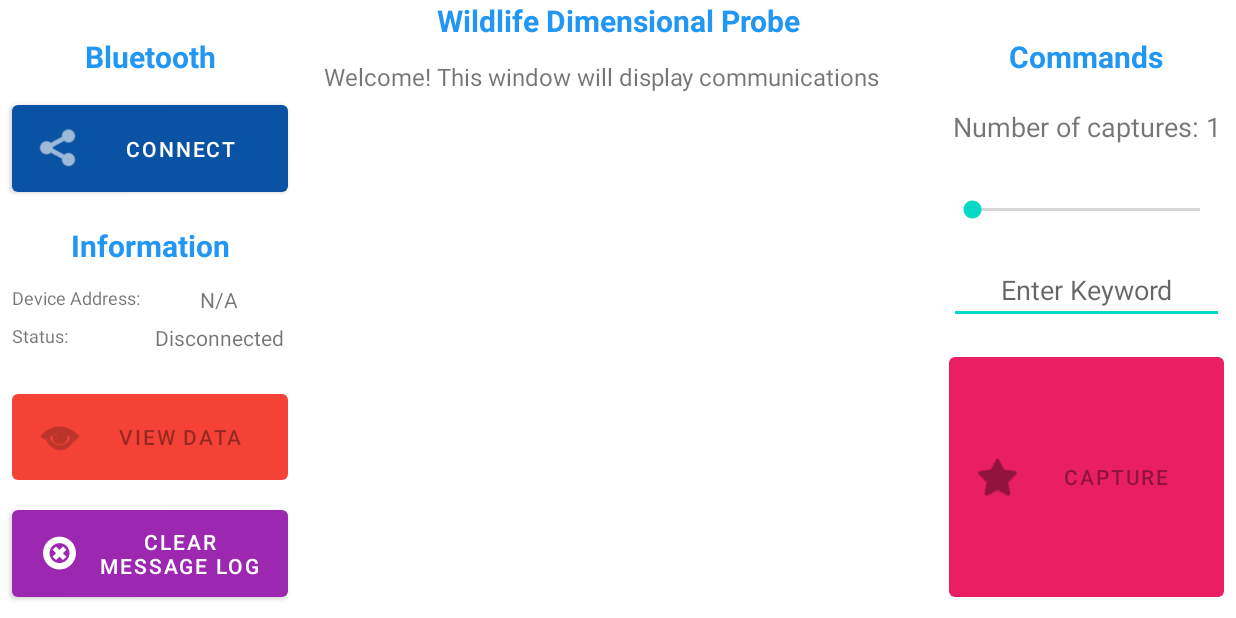
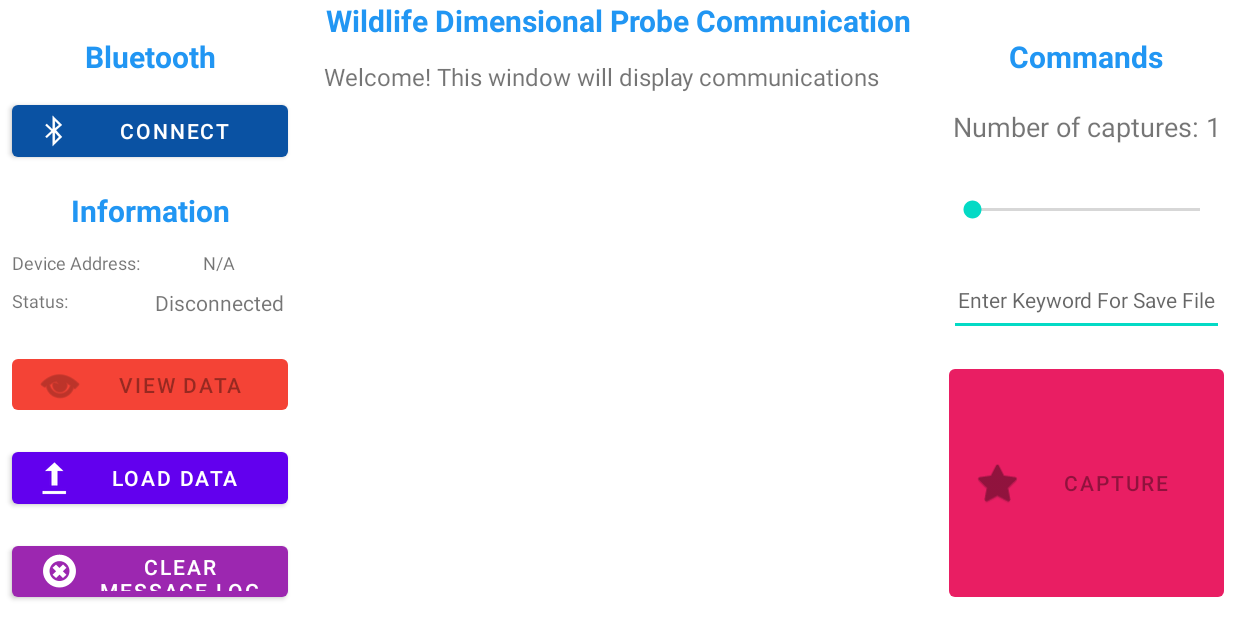
Before and after one commit to gageisokV2/Wildlife-Dimensional-Probe-Android-Application, an Android app: the MainActivity screen opened directly, with no data from a screen before it, on a phone screen of 824 x 412 dp (held sideways). Run offline under Robolectric (Android 15) with nearby library versions, the phone set to English and light mode, and no system bars.

Commit message:
Added Load File Functionality

```diff
--- a/Wildlife-Imager/app/src/main/AndroidManifest.xml
+++ b/Wildlife-Imager/app/src/main/AndroidManifest.xml
@@ -18,6 +18,7 @@
         android:name="android.permission.BLUETOOTH_SCAN"
         android:usesPermissionFlags="neverForLocation"
         tools:targetApi="s" />
+    <uses-permission android:name="android.permission.READ_EXTERNAL_STORAGE" />
     <uses-permission android:name="android.permission.BLUETOOTH_CONNECT" />
     <uses-feature android:glEsVersion="0x00020000" android:required="true" />
     <!--    <uses-permission android:name="android.permission.INTERNET" />-->
--- a/Wildlife-Imager/app/src/main/java/com/example/wildlifeimager_ui_v1/ViewActivity.kt
+++ b/Wildlife-Imager/app/src/main/java/com/example/wildlifeimager_ui_v1/ViewActivity.kt
@@ -181,7 +181,7 @@ class MyGLRenderer(private val pointCloud: FloatArray) : GLSurfaceView.Renderer
             vertexBuffer
         )
         GLES20.glEnableVertexAttribArray(mPositionHandle)
-        Matrix.setLookAtM(viewMatrix, 0, 0f, 0f, -3f, 0f, 0f, 0f, 0f, 1.0f, 0.0f)
+        Matrix.setLookAtM(viewMatrix, 0, 20f, 20f, 0f, 0f, 0f, 0f, 0f, 0f, 1.0f)
         Matrix.multiplyMM(mvpMatrix, 0, projectionMatrix, 0, viewMatrix, 0)
         Matrix.multiplyMM(mvpMatrix, 0, mvpMatrix, 0, modelMatrix, 0)
         GLES20.glUniformMatrix4fv(mMVPMatrixHandle, 1, false, mvpMatrix, 0)
--- a/Wildlife-Imager/app/src/main/res/layout/activity_main.xml
+++ b/Wildlife-Imager/app/src/main/res/layout/activity_main.xml
@@ -19,7 +19,7 @@
         android:layout_marginBottom="8dp"
         android:text="Connect"
         app:backgroundTint="#0A52A3"
-        app:icon="@android:drawable/ic_menu_share"
+        app:icon="@android:drawable/stat_sys_data_bluetooth"
         app:layout_constraintBottom_toTopOf="@+id/textView4"
         app:layout_constraintEnd_toEndOf="@+id/textView5"
         app:layout_constraintStart_toStartOf="@+id/textView5"
@@ -28,12 +28,13 @@
     <EditText
         android:id="@+id/keywordEditText"
         android:layout_width="183dp"
-        android:layout_height="40dp"
+        android:layout_height="48dp"
         android:layout_marginTop="8dp"
         android:layout_marginBottom="8dp"
-        android:hint="Enter Keyword"
+        android:hint="Enter Keyword For Save File"
         android:inputType="text"
         android:textAlignment="center"
+        android:textSize="14sp"
         app:layout_constraintBottom_toTopOf="@+id/captureButton"
         app:layout_constraintEnd_toEndOf="@+id/Scrollbar"
         app:layout_constraintStart_toStartOf="@+id/Scrollbar"
@@ -44,10 +45,11 @@
         android:layout_width="0dp"
         android:layout_height="0dp"
         android:layout_marginTop="8dp"
+        android:layout_marginBottom="8dp"
         android:text="View Data"
         app:backgroundTint="#F44336"
         app:icon="@android:drawable/ic_menu_view"
-        app:layout_constraintBottom_toTopOf="@+id/clearButton"
+        app:layout_constraintBottom_toTopOf="@+id/load_button"
         app:layout_constraintEnd_toEndOf="@+id/textView4"
         app:layout_constraintStart_toStartOf="@+id/textView4"
         app:layout_constraintTop_toBottomOf="@+id/textView2" />
@@ -65,7 +67,7 @@
         app:layout_constraintBottom_toBottomOf="parent"
         app:layout_constraintEnd_toEndOf="@+id/viewButton"
         app:layout_constraintStart_toStartOf="@+id/viewButton"
-        app:layout_constraintTop_toBottomOf="@+id/viewButton" />
+        app:layout_constraintTop_toBottomOf="@+id/load_button" />
 
     <Button
         android:id="@+id/captureButton"
@@ -124,7 +126,7 @@
         android:layout_height="25dp"
         android:text="N/A"
         android:textAlignment="center"
-        android:textSize="14sp"
+        android:textSize="12sp"
         app:layout_constraintBottom_toTopOf="@+id/connection_state"
         app:layout_constraintEnd_toEndOf="@+id/textView4"
         app:layout_constraintStart_toEndOf="@+id/textView"
@@ -204,7 +206,7 @@
         android:layout_height="30dp"
         android:layout_marginStart="200dp"
         android:layout_marginEnd="200dp"
-        android:text="Wildlife Dimensional Probe"
+        android:text="Wildlife Dimensional Probe Communication"
         android:textAlignment="center"
         android:textColor="#2196F3"
         android:textSize="20sp"
@@ -240,5 +242,19 @@
         app:layout_constraintStart_toStartOf="@+id/textView8"
         app:layout_constraintTop_toBottomOf="@+id/textView8" />
 
+    <Button
+        android:id="@+id/load_button"
+        android:layout_width="0dp"
+        android:layout_height="0dp"
+        android:layout_marginTop="8dp"
+        android:layout_marginBottom="8dp"
+        android:text="Load Data"
+        app:icon="@android:drawable/stat_sys_upload"
+        app:layout_constraintBottom_toTopOf="@+id/clearButton"
+        app:layout_constraintEnd_toEndOf="@+id/viewButton"
+        app:layout_constraintHorizontal_bias="0.0"
+        app:layout_constraintStart_toStartOf="@+id/viewButton"
+        app:layout_constraintTop_toBottomOf="@+id/viewButton" />
+
 
 </androidx.constraintlayout.widget.ConstraintLayout>
```
Also changed, not shown: Wildlife-Imager/app/src/main/java/com/example/wildlifeimager_ui_v1/MainActivity.kt (+82 -4 lines).
